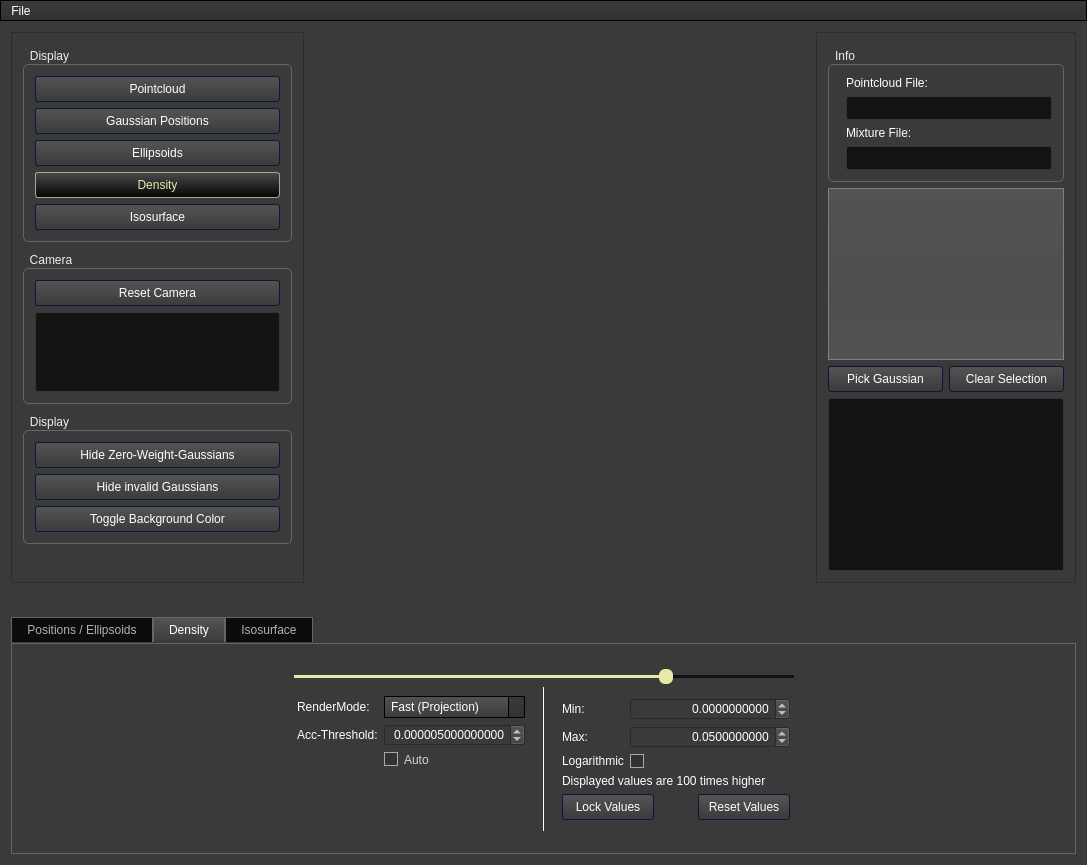
Qt form da-gm-1/da-gm-1/gmvis/ui/VisualizerWindow.ui (SFraissTU/gm_vis) before a commit.
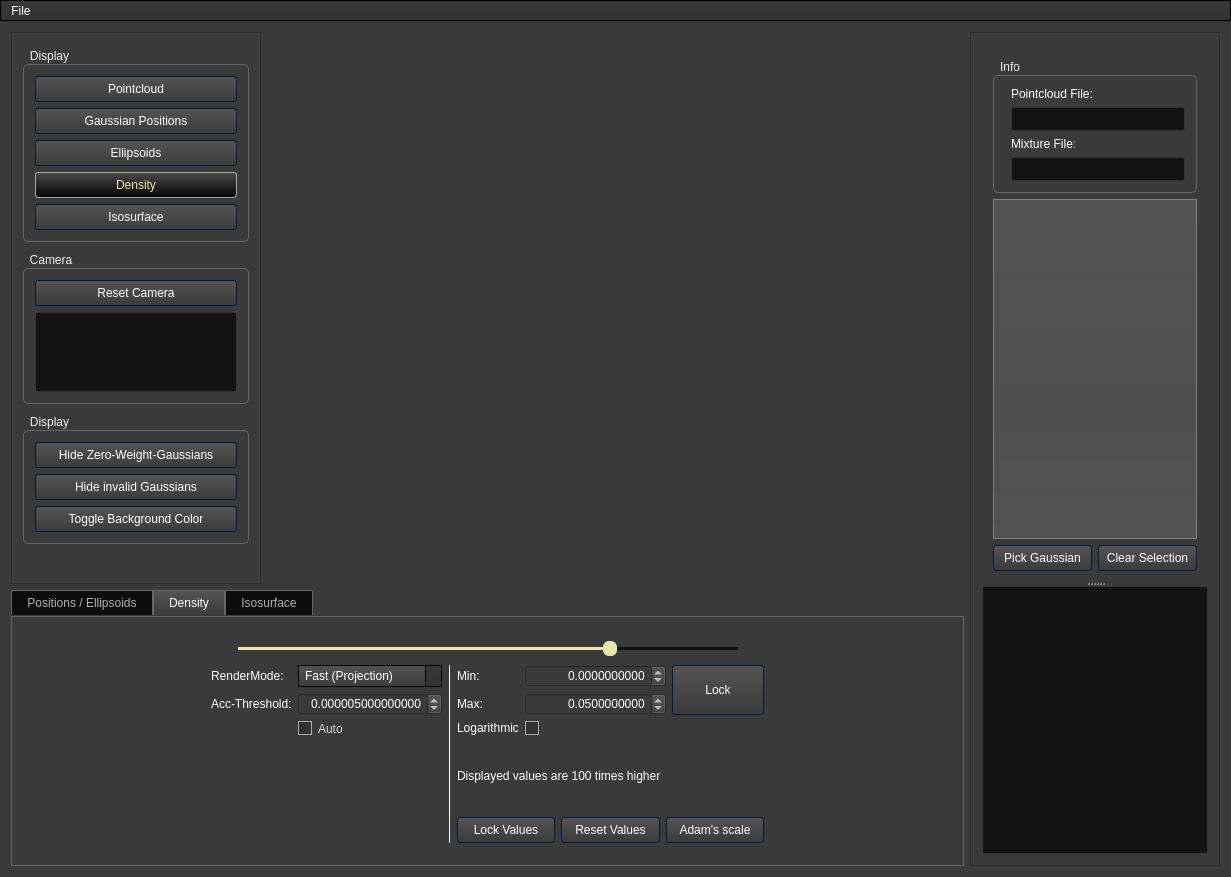
The same form after that commit. The open tabs and pages were chosen to show the change. Icons and pictures are not drawn. Custom widgets are drawn as their Qt base class.

Commit message: remove x100 scaling and add lock symmetry feature for density range

Patch:
```diff
--- a/da-gm-1/da-gm-1/gmvis/ui/VisualizerWindow.ui
+++ b/da-gm-1/da-gm-1/gmvis/ui/VisualizerWindow.ui
@@ -6,8 +6,8 @@
    <rect>
     <x>0</x>
     <y>0</y>
-    <width>1087</width>
-    <height>865</height>
+    <width>1231</width>
+    <height>877</height>
    </rect>
   </property>
   <property name="minimumSize">
@@ -1008,21 +1008,19 @@
 </string>
   </property>
   <widget class="QWidget" name="centralWidget">
-   <layout class="QVBoxLayout" name="verticalLayout_6">
-    <item>
-     <layout class="QHBoxLayout" name="horizontalLayout_7">
-      <item>
+   <layout class="QGridLayout" name="gridLayout">
+    <item row="0" column="0">
        <widget class="QScrollArea" name="scrollArea_3">
         <property name="sizePolicy">
          <sizepolicy hsizetype="Preferred" vsizetype="Preferred">
-          <horstretch>0</horstretch>
+        <horstretch>1</horstretch>
           <verstretch>0</verstretch>
          </sizepolicy>
         </property>
-        <property name="minimumSize">
+      <property name="maximumSize">
          <size>
-          <width>210</width>
-          <height>0</height>
+        <width>250</width>
+        <height>16777215</height>
          </size>
         </property>
         <property name="widgetResizable">
@@ -1033,8 +1031,8 @@
           <rect>
            <x>0</x>
            <y>0</y>
-           <width>272</width>
-           <height>539</height>
+         <width>248</width>
+         <height>551</height>
           </rect>
          </property>
          <layout class="QVBoxLayout" name="verticalLayout_2">
@@ -1206,33 +1204,11 @@
         </widget>
        </widget>
       </item>
-      <item>
-       <widget class="gmvis::ui::DisplayWidget" name="openGLWidget" native="true">
-        <property name="sizePolicy">
-         <sizepolicy hsizetype="Expanding" vsizetype="Expanding">
-          <horstretch>0</horstretch>
-          <verstretch>0</verstretch>
-         </sizepolicy>
-        </property>
-        <property name="minimumSize">
-         <size>
-          <width>500</width>
-          <height>500</height>
-         </size>
-        </property>
-        <property name="maximumSize">
-         <size>
-          <width>16777215</width>
-          <height>16777215</height>
-         </size>
-        </property>
-       </widget>
-      </item>
-      <item>
+    <item row="0" column="2" rowspan="2">
        <widget class="QScrollArea" name="scrollArea_2">
         <property name="sizePolicy">
          <sizepolicy hsizetype="Minimum" vsizetype="Preferred">
-          <horstretch>0</horstretch>
+        <horstretch>1</horstretch>
           <verstretch>0</verstretch>
          </sizepolicy>
         </property>
@@ -1244,7 +1220,7 @@
         </property>
         <property name="maximumSize">
          <size>
-          <width>270</width>
+        <width>250</width>
           <height>16777215</height>
          </size>
         </property>
@@ -1256,12 +1232,19 @@
           <rect>
            <x>0</x>
            <y>0</y>
-           <width>263</width>
-           <height>532</height>
-          </rect>
-         </property>
-         <layout class="QGridLayout" name="gridLayout_4">
-          <item row="0" column="0">
+         <width>248</width>
+         <height>833</height>
+        </rect>
+       </property>
+       <layout class="QVBoxLayout" name="verticalLayout_7">
+        <item>
+         <widget class="QSplitter" name="splitter">
+          <property name="orientation">
+           <enum>Qt::Vertical</enum>
+          </property>
+          <widget class="QWidget" name="layoutWidget">
+           <layout class="QVBoxLayout" name="verticalLayout_6">
+            <item>
            <widget class="QGroupBox" name="groupBox">
             <property name="maximumSize">
              <size>
@@ -1322,23 +1305,10 @@
             </layout>
            </widget>
           </item>
-          <item row="1" column="0">
+            <item>
            <widget class="QListWidget" name="list_gaussians"/>
           </item>
-          <item row="7" column="0">
-           <widget class="QPlainTextEdit" name="txt_output">
-            <property name="maximumSize">
-             <size>
-              <width>16777215</width>
-              <height>200</height>
-             </size>
-            </property>
-            <property name="readOnly">
-             <bool>true</bool>
-            </property>
-           </widget>
-          </item>
-          <item row="4" column="0">
+            <item>
            <layout class="QGridLayout" name="gridLayout_2">
             <item row="0" column="0">
              <widget class="QPushButton" name="btn_pick">
@@ -1361,24 +1331,48 @@
           </item>
          </layout>
         </widget>
+          <widget class="QPlainTextEdit" name="txt_output">
+           <property name="readOnly">
+            <bool>true</bool>
+           </property>
+          </widget>
        </widget>
       </item>
      </layout>
+      </widget>
+     </widget>
     </item>
-    <item>
-     <widget class="QWidget" name="widget" native="true">
-      <layout class="QGridLayout" name="gridLayout_6"/>
+    <item row="0" column="1">
+     <widget class="gmvis::ui::DisplayWidget" name="openGLWidget" native="true">
+      <property name="sizePolicy">
+       <sizepolicy hsizetype="Expanding" vsizetype="Expanding">
+        <horstretch>2</horstretch>
+        <verstretch>2</verstretch>
+       </sizepolicy>
+      </property>
+      <property name="minimumSize">
+       <size>
+        <width>500</width>
+        <height>500</height>
+       </size>
+      </property>
+      <property name="maximumSize">
+       <size>
+        <width>16777215</width>
+        <height>16777215</height>
+       </size>
+      </property>
      </widget>
     </item>
-    <item>
+    <item row="1" column="0" colspan="2">
      <widget class="QTabWidget" name="tabs_displayoptions">
       <property name="enabled">
        <bool>true</bool>
       </property>
       <property name="sizePolicy">
        <sizepolicy hsizetype="Expanding" vsizetype="Preferred">
-        <horstretch>0</horstretch>
-        <verstretch>0</verstretch>
+        <horstretch>1</horstretch>
+        <verstretch>1</verstretch>
        </sizepolicy>
       </property>
       <property name="minimumSize">
@@ -1387,6 +1381,12 @@
         <height>150</height>
        </size>
       </property>
+      <property name="maximumSize">
+       <size>
+        <width>16777215</width>
+        <height>300</height>
+       </size>
+      </property>
       <property name="currentIndex">
        <number>0</number>
       </property>
@@ -1633,14 +1633,13 @@
         <property name="verticalSpacing">
          <number>0</number>
         </property>
-        <item row="2" column="0">
+        <item row="4" column="0">
          <widget class="QWidget" name="widget_3" native="true">
-          <layout class="QHBoxLayout" name="horizontalLayout">
-           <property name="bottomMargin">
-            <number>0</number>
-           </property>
+          <layout class="QVBoxLayout" name="verticalLayout_8">
            <item>
-            <spacer name="horizontalSpacer_2">
+            <layout class="QHBoxLayout" name="horizontalLayout_6">
+             <item>
+              <spacer name="horizontalSpacer_4">
              <property name="orientation">
               <enum>Qt::Horizontal</enum>
              </property>
@@ -1672,28 +1671,6 @@
             </widget>
            </item>
            <item>
-            <spacer name="horizontalSpacer">
-             <property name="orientation">
-              <enum>Qt::Horizontal</enum>
-             </property>
-             <property name="sizeHint" stdset="0">
-              <size>
-               <width>40</width>
-               <height>20</height>
-              </size>
-             </property>
-            </spacer>
-           </item>
-          </layout>
-         </widget>
-        </item>
-        <item row="5" column="0">
-         <widget class="QWidget" name="widget_4" native="true">
-          <layout class="QHBoxLayout" name="horizontalLayout_2">
-           <property name="topMargin">
-            <number>0</number>
-           </property>
-           <item>
             <spacer name="horizontalSpacer_3">
              <property name="orientation">
               <enum>Qt::Horizontal</enum>
@@ -1706,22 +1683,33 @@
              </property>
             </spacer>
            </item>
+            </layout>
+           </item>
            <item>
-            <widget class="QWidget" name="widget_5" native="true">
-             <property name="maximumSize">
+            <layout class="QHBoxLayout" name="horizontalLayout_2">
+             <item>
+              <spacer name="horizontalSpacer_2">
+               <property name="orientation">
+                <enum>Qt::Horizontal</enum>
+               </property>
+               <property name="sizeHint" stdset="0">
               <size>
-               <width>250</width>
-               <height>16777215</height>
-              </size>
-             </property>
+                 <width>40</width>
+                 <height>20</height>
+                </size>
+               </property>
+              </spacer>
+             </item>
+             <item>
              <layout class="QFormLayout" name="formLayout_3">
-              <property name="topMargin">
-               <number>9</number>
-              </property>
-              <property name="bottomMargin">
-               <number>0</number>
-              </property>
-              <item row="4" column="1">
+               <item row="0" column="0">
+                <widget class="QLabel" name="label_10">
+                 <property name="text">
+                  <string>RenderMode:</string>
+                 </property>
+                </widget>
+               </item>
+               <item row="0" column="1">
                <widget class="QComboBox" name="co_densrendermode">
                 <property name="currentText">
                  <string>Fast (Projection)</string>
@@ -1751,21 +1739,14 @@
                 </item>
                </widget>
               </item>
-              <item row="4" column="0">
-               <widget class="QLabel" name="label_10">
-                <property name="text">
-                 <string>RenderMode:</string>
-                </property>
-               </widget>
-              </item>
-              <item row="5" column="0">
+               <item row="1" column="0">
                <widget class="QLabel" name="label_4">
                 <property name="text">
                  <string>Acc-Threshold:</string>
                 </property>
                </widget>
               </item>
-              <item row="5" column="1">
+               <item row="1" column="1">
                <widget class="QDoubleSpinBox" name="spin_accthreshold">
                 <property name="enabled">
                  <bool>false</bool>
@@ -1796,7 +1777,7 @@
                 </property>
                </widget>
               </item>
-              <item row="6" column="1">
+               <item row="2" column="1">
                <widget class="QCheckBox" name="cb_accthauto">
                 <property name="text">
                  <string>Auto</string>
@@ -1807,7 +1788,6 @@
                </widget>
               </item>
              </layout>
-            </widget>
            </item>
            <item>
             <widget class="Line" name="line">
@@ -1829,22 +1809,15 @@
             </widget>
            </item>
            <item>
-            <widget class="QWidget" name="widget_2" native="true">
-             <property name="maximumSize">
-              <size>
-               <width>250</width>
-               <height>16777215</height>
-              </size>
-             </property>
-             <layout class="QFormLayout" name="formLayout_2">
-              <item row="1" column="0">
+              <layout class="QGridLayout" name="gridLayout_3">
+               <item row="0" column="0">
                <widget class="QLabel" name="label">
                 <property name="text">
                  <string>Min:</string>
                 </property>
                </widget>
               </item>
-              <item row="1" column="1">
+               <item row="0" column="1">
                <widget class="QDoubleSpinBox" name="spin_dscalemin">
                 <property name="alignment">
                  <set>Qt::AlignRight|Qt::AlignTrailing|Qt::AlignVCenter</set>
@@ -1863,14 +1836,42 @@
                 </property>
                </widget>
               </item>
-              <item row="2" column="0">
+               <item row="0" column="2" rowspan="2">
+                <widget class="QPushButton" name="btn_density_lock_symmetry">
+                 <property name="sizePolicy">
+                  <sizepolicy hsizetype="Ignored" vsizetype="Expanding">
+                   <horstretch>0</horstretch>
+                   <verstretch>0</verstretch>
+                  </sizepolicy>
+                 </property>
+                 <property name="minimumSize">
+                  <size>
+                   <width>92</width>
+                   <height>0</height>
+                  </size>
+                 </property>
+                 <property name="maximumSize">
+                  <size>
+                   <width>42</width>
+                   <height>16777215</height>
+                  </size>
+                 </property>
+                 <property name="text">
+                  <string>Lock</string>
+                 </property>
+                 <property name="checkable">
+                  <bool>true</bool>
+                 </property>
+                </widget>
+               </item>
+               <item row="1" column="0">
                <widget class="QLabel" name="label_2">
                 <property name="text">
                  <string>Max:</string>
                 </property>
                </widget>
               </item>
-              <item row="2" column="1">
+               <item row="1" column="1">
                <widget class="QDoubleSpinBox" name="spin_dscalemax">
                 <property name="sizePolicy">
                  <sizepolicy hsizetype="Minimum" vsizetype="Fixed">
@@ -1901,32 +1902,29 @@
                 </property>
                </widget>
               </item>
-              <item row="4" column="0" colspan="2">
-               <widget class="QLabel" name="label_12">
-                <property name="text">
-                 <string>Displayed values are 100 times higher</string>
-                </property>
-               </widget>
-              </item>
-              <item row="3" column="1">
-               <widget class="QCheckBox" name="cb_dlog">
-                <property name="text">
-                 <string/>
-                </property>
-               </widget>
-              </item>
-              <item row="3" column="0">
+               <item row="2" column="0">
                <widget class="QLabel" name="label_11">
                 <property name="text">
                  <string>Logarithmic</string>
                 </property>
                </widget>
               </item>
-              <item row="6" column="0" colspan="2">
-               <layout class="QHBoxLayout" name="horizontalLayout_6">
-                <property name="spacing">
-                 <number>0</number>
-                </property>
+               <item row="2" column="1" colspan="2">
+                <widget class="QCheckBox" name="cb_dlog">
+                 <property name="text">
+                  <string/>
+                 </property>
+                </widget>
+               </item>
+               <item row="3" column="0" colspan="3">
+                <widget class="QLabel" name="label_12">
+                 <property name="text">
+                  <string>Displayed values are 100 times higher</string>
+                 </property>
+                </widget>
+               </item>
+               <item row="4" column="0" colspan="3">
+                <layout class="QHBoxLayout" name="horizontalLayout">
                 <item>
                  <widget class="QPushButton" name="btn_lockdspoptions">
                   <property name="text">
@@ -1937,19 +1935,6 @@
                   </property>
                  </widget>
                 </item>
-                <item>
-                 <spacer name="horizontalSpacer_11">
-                  <property name="orientation">
-                   <enum>Qt::Horizontal</enum>
-                  </property>
-                  <property name="sizeHint" stdset="0">
-                   <size>
-                    <width>40</width>
-                    <height>20</height>
-                   </size>
-                  </property>
-                 </spacer>
-                </item>
                 <item>
                  <widget class="QPushButton" name="btn_densityreset">
                   <property name="text">
@@ -1957,13 +1942,19 @@
                   </property>
                  </widget>
                 </item>
-               </layout>
-              </item>
-             </layout>
-            </widget>
-           </item>
+                 <item>
+                  <widget class="QPushButton" name="btn_adams_scale">
+                   <property name="text">
+                    <string>Adam's scale</string>
+                   </property>
+                  </widget>
+                 </item>
+                </layout>
+               </item>
+              </layout>
+             </item>
            <item>
-            <spacer name="horizontalSpacer_4">
+              <spacer name="horizontalSpacer">
              <property name="orientation">
               <enum>Qt::Horizontal</enum>
              </property>
@@ -1974,6 +1965,8 @@
               </size>
              </property>
             </spacer>
+             </item>
+            </layout>
            </item>
           </layout>
          </widget>
@@ -2122,7 +2115,7 @@
     <rect>
      <x>0</x>
      <y>0</y>
-     <width>1087</width>
+     <width>1231</width>
      <height>24</height>
     </rect>
    </property>
```
Left out of the diff: 25 changed lines with no effect on the pictures. Lines whose indentation alone changed are shown as unchanged. The commit also changes 2 other files.
